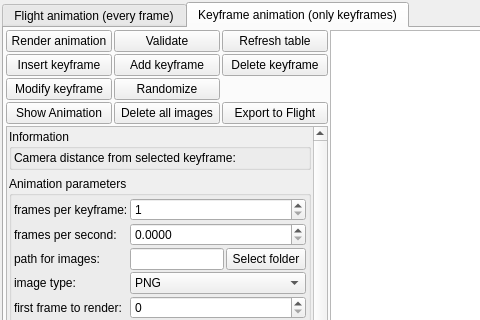
Above: mandelbulber2/qt/dock_animation.ui from buddhi1980/mandelbulber2 before the change; both pictures show x 0 to 480 and y 0 to 320 of the 1437 by 531 pixel window. Below: the same form after it.
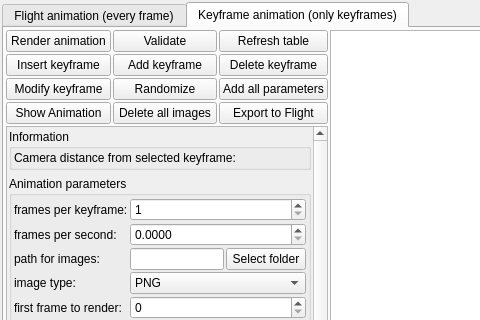
That is the form after the change. Icons and pictures are not drawn. Custom widgets are drawn as their Qt base class.

Commit message: Added button to add all parameters wuth non-default value to keyframe animation Added option to copy value from selected cell to all keyframes

```diff
--- a/mandelbulber2/qt/dock_animation.ui
+++ b/mandelbulber2/qt/dock_animation.ui
@@ -913,6 +913,22 @@
              </property>
             </widget>
            </item>
+           <item row="2" column="3">
+            <widget class="QPushButton" name="pushButton_add_all_parameters">
+             <property name="sizePolicy">
+              <sizepolicy hsizetype="Minimum" vsizetype="Maximum">
+               <horstretch>0</horstretch>
+               <verstretch>0</verstretch>
+              </sizepolicy>
+             </property>
+             <property name="toolTip">
+              <string>&lt;html&gt;&lt;head/&gt;&lt;body&gt;&lt;p&gt;Add all parameters with non-default value to the animation&lt;/p&gt;&lt;/body&gt;&lt;/html&gt;</string>
+             </property>
+             <property name="text">
+              <string>Add all parameters</string>
+             </property>
+            </widget>
+           </item>
           </layout>
          </item>
          <item>
```
The commit also changes 3 other files.
